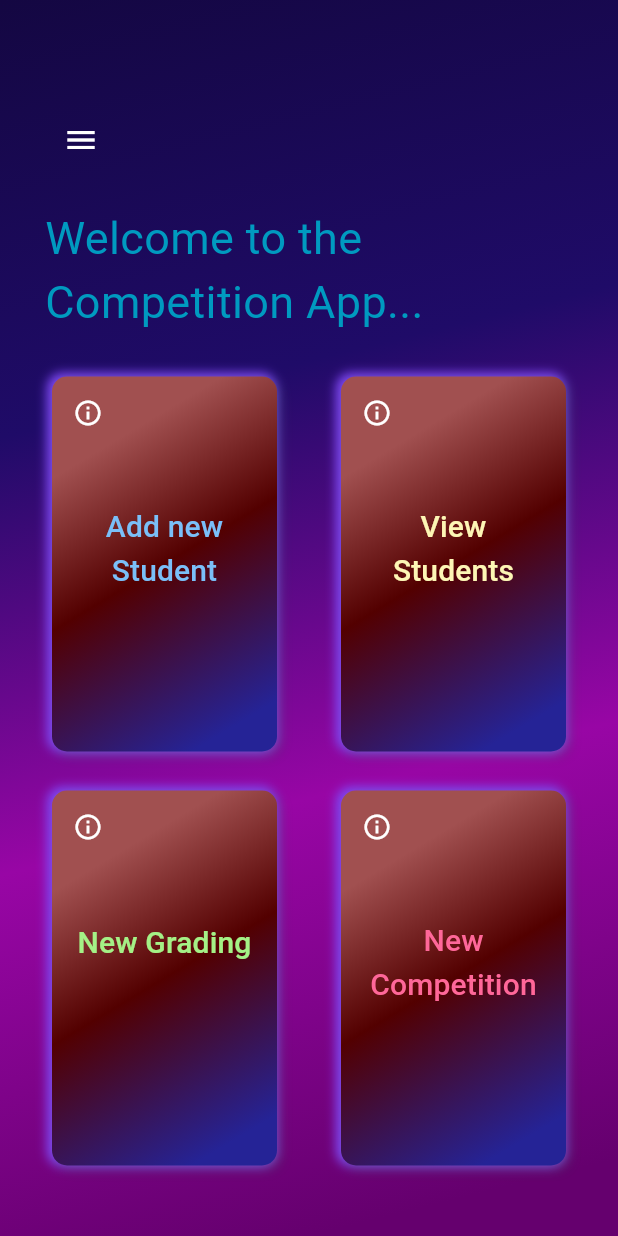
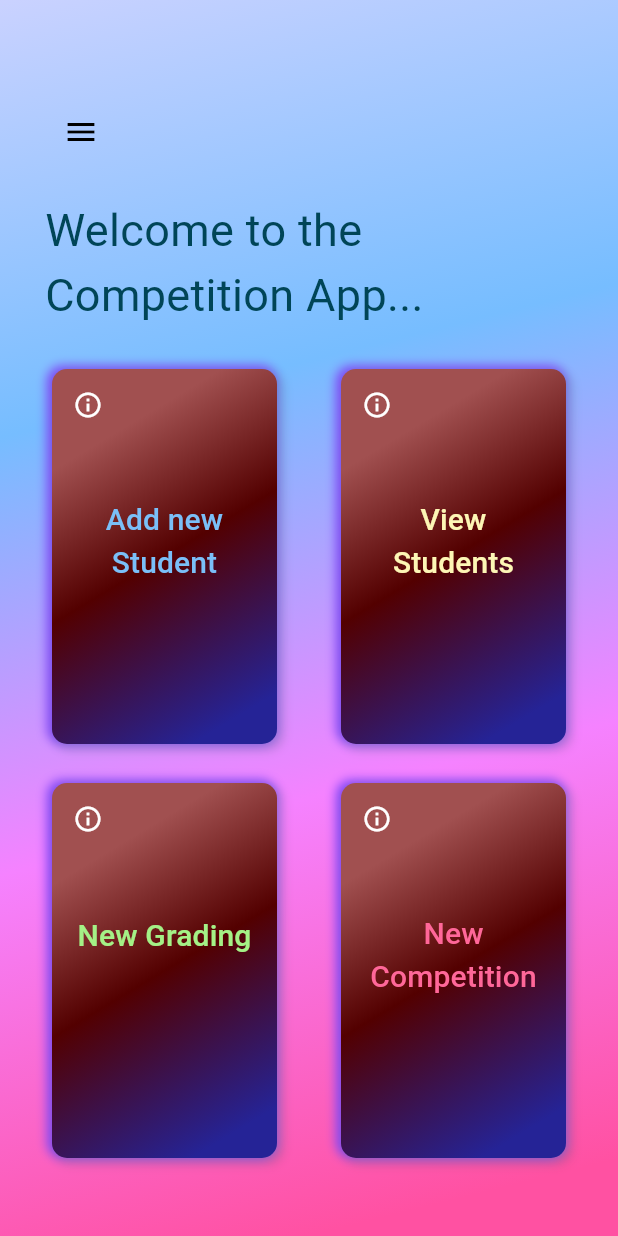
Before and after one commit to KMjanith/competition-app-mobile, a Flutter app: the screen it shows after launch, on a phone screen of 412 x 824 dp. Run offline on Flutter 3.47's test engine with Material 3 defaults, Android fonts, the light colour scheme and no system bars; drawn by our look-alikes of animated_text_kit; our stand-ins replace cloud_firestore, file_picker, firebase_auth, firebase_core, firebase_storage, google_fonts and 1 more; accounts and stored records are empty; Roboto replaces fonts that are missing (Cairo).

Commit message:
changed colors

```diff
--- a/lib/components/common/HedingAnimation.dart
+++ b/lib/components/common/HedingAnimation.dart
@@ -21,7 +21,7 @@ class _HeadingAnimationState extends State<HeadingAnimation> {
             "${widget.heading}...",
             textStyle: GoogleFonts.cairo(
               fontSize: 30,
-              color: Color.fromARGB(255, 0, 154, 192),
+              color: Color.fromARGB(255, 0, 69, 87),
             ),
             speed: const Duration(milliseconds: 100),
           ),
--- a/lib/dataRepo/StyleConstants.dart
+++ b/lib/dataRepo/StyleConstants.dart
@@ -6,15 +6,15 @@ class StyleConstants {
 
   static BoxDecoration pageBackground = const BoxDecoration(
     gradient: LinearGradient(colors: [
-      Color.fromARGB(255, 20, 7, 66),
-      Color.fromARGB(255, 31, 11, 104),
-      Color.fromARGB(255, 152, 6, 165),
-      Color.fromARGB(255, 101, 0, 110)
+      Color.fromARGB(255, 202, 210, 255),
+      Color.fromARGB(255, 118, 189, 255),
+      Color.fromARGB(255, 245, 130, 255),
+      Color.fromARGB(255, 255, 81, 162)
     ], begin: Alignment.topLeft, end: Alignment.bottomCenter),
   );
 
   static LinearGradient cardBackGround = const LinearGradient(
-    colors: [Color(0xff83c2e7), Color(0xff6168e5), Color(0xffd348d5)],
+    colors: [Color.fromARGB(255, 51, 172, 241), Color.fromARGB(255, 55, 66, 231), Color.fromARGB(255, 251, 39, 255)],
     stops: [0.1, 0.5, 1],
     begin: Alignment.topLeft,
     end: Alignment.bottomRight,
--- a/lib/pages/HomePage.dart
+++ b/lib/pages/HomePage.dart
@@ -93,7 +93,7 @@ class _HomePageState extends State<HomePage> {
               child: SingleChildScrollView(
                 child: Column(
                   children: [
-                    const SizedBox(height: 30),
+                    const SizedBox(height: 20),
                     Padding(
                       padding: const EdgeInsets.only(left: 30, right: 20, bottom: 20),
                       child: Row(
@@ -101,14 +101,14 @@ class _HomePageState extends State<HomePage> {
                         children: [
                           IconButton(
                             onPressed: () {},
-                            icon: const Icon(Icons.menu, color: Colors.white),
+                            icon: const Icon(Icons.menu, color: Color.fromARGB(255, 0, 0, 0)),
                           ),
                           if (_isLoggedIn)
                             TextButton(
                               onPressed: _signOut,
                               child: const Text(
                                 'Sign Out',
-                                style: TextStyle(color: Colors.white, fontSize: 18),
+                                style: TextStyle(color: Color.fromARGB(255, 0, 0, 0), fontSize: 18),
                               ),
                             )
                           else
--- a/lib/pages/ViewData.dart
+++ b/lib/pages/ViewData.dart
@@ -145,7 +145,7 @@ class _ViewdataState extends State<Viewdata> {
               children: [
                 IconButton(
                   onPressed: _onMenuPressed,
-                  icon: const Icon(Icons.menu, color: Colors.white),
+                  icon: const Icon(Icons.menu, color: Color.fromARGB(255, 0, 0, 0)),
                 ),
               ],
             ),
```
